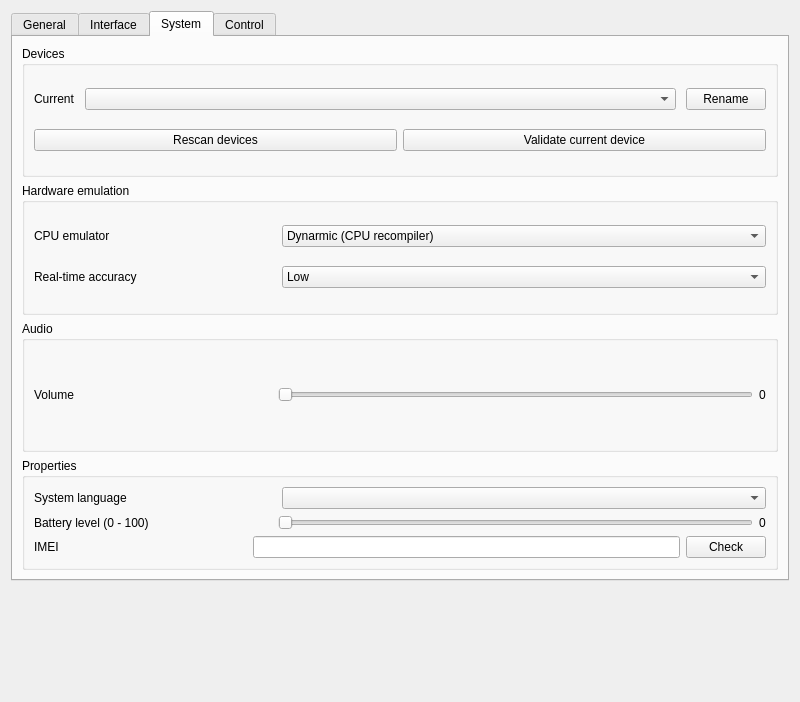
EKA2L1/EKA2L1, file src/emu/qt/src/settings_dialog.ui: the form before one commit.
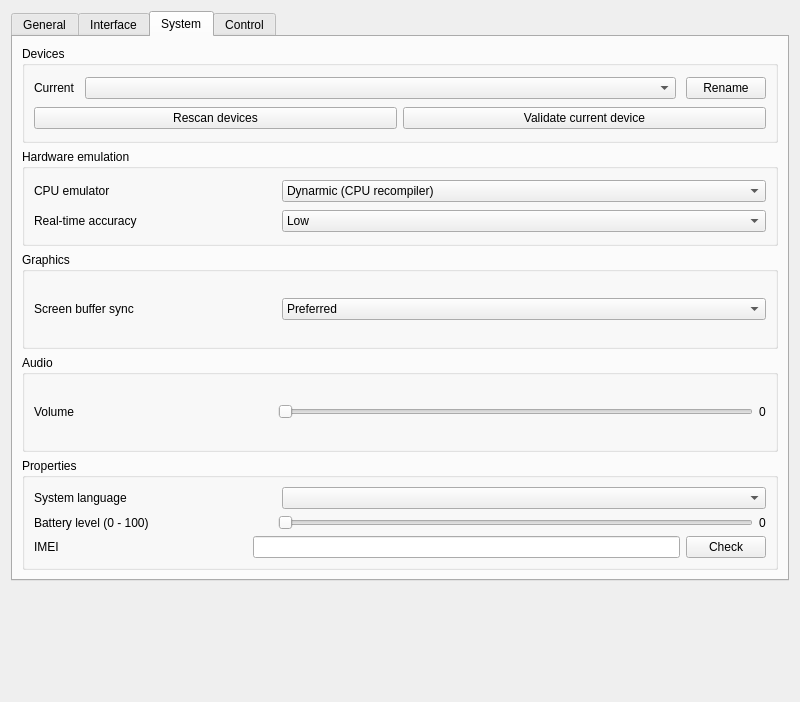
The form after the commit. The open tabs and pages were chosen to show the change.

Commit message: qt/settings_dialog: Add screen buffer sync toggle

The edit to the form file:
```diff
--- a/src/emu/qt/src/settings_dialog.ui
+++ b/src/emu/qt/src/settings_dialog.ui
@@ -764,6 +764,55 @@
          </layout>
         </widget>
        </item>
+       <item row="2" column="0">
+        <widget class="QGroupBox" name="system_graphics_group_box">
+         <property name="title">
+          <string>Graphics</string>
+         </property>
+         <layout class="QGridLayout" name="gridLayout_13">
+          <item row="0" column="0">
+           <layout class="QHBoxLayout" name="system_screen_buffer_sync_layout" stretch="1,2">
+            <item>
+             <widget class="QLabel" name="system_screen_buffer_sync_label">
+              <property name="toolTip">
+               <string>This allows emulated softwares to have recording abilities, and prevent flashing in some old S60v1/S60v2 games.
+Preferred option will automatically enable this on S60v1/S60v2 devices.</string>
+              </property>
+              <property name="text">
+               <string>Screen buffer sync</string>
+              </property>
+             </widget>
+            </item>
+            <item>
+             <widget class="QComboBox" name="system_screen_buffer_sync_combo">
+              <property name="sizePolicy">
+               <sizepolicy hsizetype="Preferred" vsizetype="Fixed">
+                <horstretch>0</horstretch>
+                <verstretch>0</verstretch>
+               </sizepolicy>
+              </property>
+              <item>
+               <property name="text">
+                <string>Preferred</string>
+               </property>
+              </item>
+              <item>
+               <property name="text">
+                <string>Disable</string>
+               </property>
+              </item>
+              <item>
+               <property name="text">
+                <string>Enable</string>
+               </property>
+              </item>
+             </widget>
+            </item>
+           </layout>
+          </item>
+         </layout>
+        </widget>
+       </item>
       </layout>
      </widget>
      <widget class="QWidget" name="control_widget">
```
Left out of the diff: 2 changed lines with no effect on the pictures. The commit also changes 2 other files.
